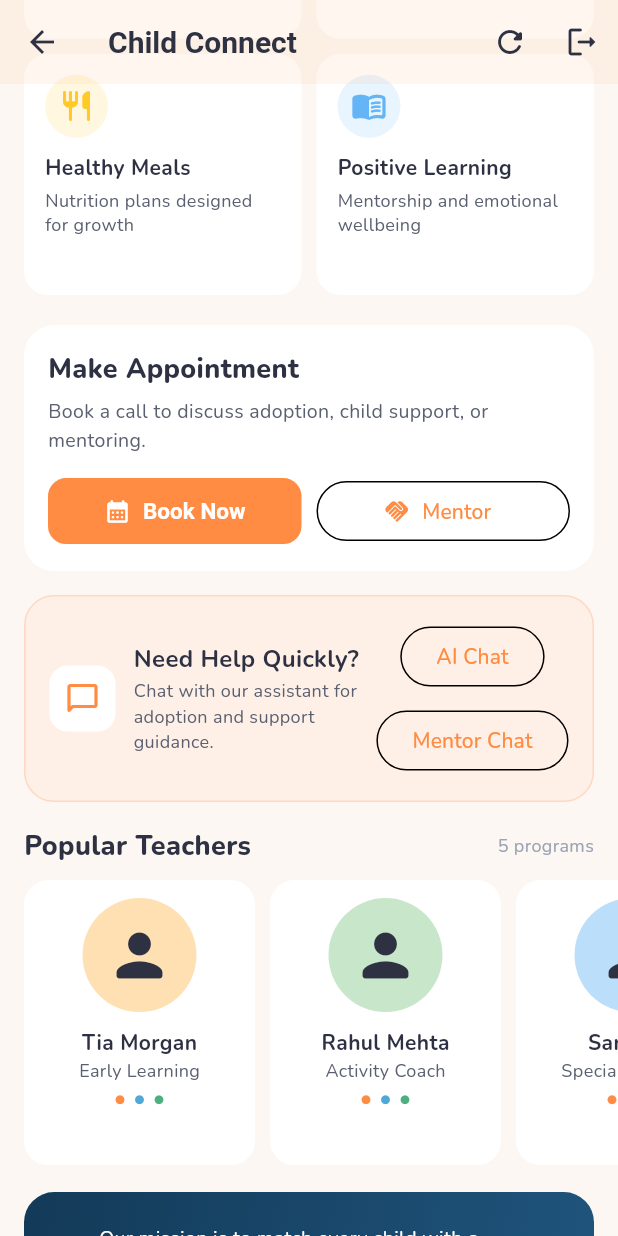
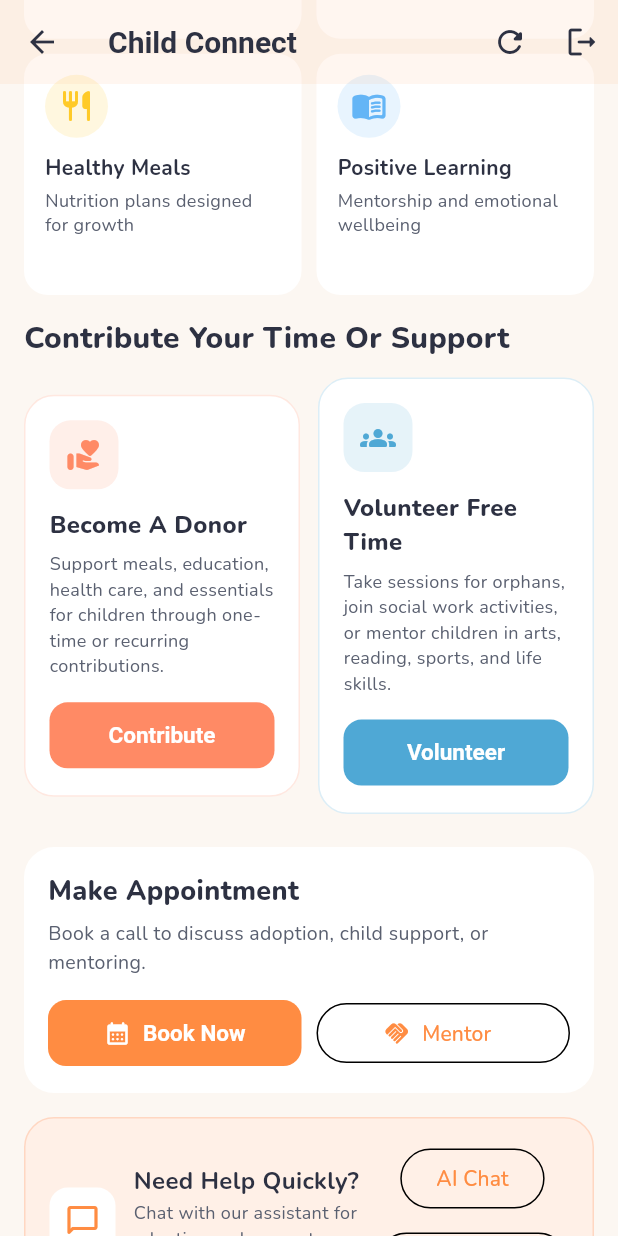
Before and after one commit to omspradippatil/child-connect, a Flutter app: the HomeScreen screen opened directly, scrolled down 576 dp, on a phone screen of 412 x 824 dp. Run offline on Flutter 3.47's test engine with Material 3 defaults, Android fonts, the phone set to English and light mode, and no system bars; our stand-ins replace flutter_dotenv, google_fonts, image_picker, shared_preferences, supabase_flutter; accounts and stored records are empty; network calls fail.

Commit message:
Add contribution cards & prefilled contact screen
Make ContactScreen configurable by adding pageTitle and initialMessage parameters and initialize the message controller in initState; app bar now displays the provided pageTitle. Add a new contribution section to HomeScreen with two _ContributionCard entries (Become A Donor and Volunteer Free Time). The donor card navigates to ContactScreen with a prefilled message to streamline donations; a new _ContributionCard widget was added to render these cards.

```diff
--- a/lib/screens/contact_screen.dart
+++ b/lib/screens/contact_screen.dart
@@ -5,7 +5,14 @@ import '../utils/validators.dart';
 import 'chatbot_screen.dart';
 
 class ContactScreen extends StatefulWidget {
-  const ContactScreen({super.key});
+  final String pageTitle;
+  final String? initialMessage;
+
+  const ContactScreen({
+    super.key,
+    this.pageTitle = 'Contact Us',
+    this.initialMessage,
+  });
 
   @override
   State<ContactScreen> createState() => _ContactScreenState();
@@ -18,6 +25,15 @@ class _ContactScreenState extends State<ContactScreen> {
   final _msgCtrl = TextEditingController();
   bool _submitted = false;
   bool _loading = false;
+
+  @override
+  void initState() {
+    super.initState();
+    final initialMessage = widget.initialMessage;
+    if (initialMessage != null && initialMessage.trim().isNotEmpty) {
+      _msgCtrl.text = initialMessage.trim();
+    }
+  }
 
   Future<void> _refreshScreen() async {
     if (!mounted) {
@@ -70,7 +86,7 @@ class _ContactScreenState extends State<ContactScreen> {
     return Scaffold(
       backgroundColor: AppTheme.bgWhite,
       appBar: AppBar(
-        title: const Text('Contact Us'),
+        title: Text(widget.pageTitle),
         actions: [
           IconButton(
             tooltip: 'Refresh screen',
--- a/lib/screens/home_screen.dart
+++ b/lib/screens/home_screen.dart
@@ -212,6 +212,63 @@ class _HomeScreenState extends State<HomeScreen> {
                   color: Color(0xFF64B5F6),
                 ),
               ],
+            ),
+          ),
+          const SliverToBoxAdapter(
+            child: Padding(
+              padding: EdgeInsets.fromLTRB(16, 10, 16, 0),
+              child: Text(
+                'Contribute Your Time Or Support',
+                style: TextStyle(
+                  fontSize: 20,
+                  fontWeight: FontWeight.w800,
+                  color: AppTheme.textDark,
+                ),
+              ),
+            ),
+          ),
+          SliverToBoxAdapter(
+            child: Padding(
+              padding: const EdgeInsets.fromLTRB(16, 12, 16, 6),
+              child: Row(
+                children: [
+                  Expanded(
+                    child: _ContributionCard(
+                      title: 'Become A Donor',
+                      description:
+                          'Support meals, education, health care, and essentials for children through one-time or recurring contributions.',
+                      icon: Icons.volunteer_activism_rounded,
+                      color: const Color(0xFFFF8A65),
+                      buttonLabel: 'Contribute',
+                      onPressed: () => Navigator.push(
+                        context,
+                        MaterialPageRoute(
+                          builder: (_) => const ContactScreen(
+                            pageTitle: 'Become a Donor',
+                            initialMessage:
+                                'I want to contribute as a donor/supporter. Please share the next steps for donation, sponsorship, or child support programs.',
+                          ),
+                        ),
+                      ),
+                    ),
+                  ),
+                  const SizedBox(width: 12),
+                  Expanded(
+                    child: _ContributionCard(
+                      title: 'Volunteer Free Time',
+                      description:
+                          'Take sessions for orphans, join social work activities, or mentor children in arts, reading, sports, and life skills.',
+                      icon: Icons.groups_rounded,
+                      color: const Color(0xFF4FA8D5),
+                      buttonLabel: 'Volunteer',
+                      onPressed: () => Navigator.push(
+                        context,
+                        MaterialPageRoute(builder: (_) => const MentorScreen()),
+                      ),
+                    ),
+                  ),
+                ],
+              ),
             ),
           ),
           SliverToBoxAdapter(
@@ -521,6 +578,77 @@ class _FacilityCard extends StatelessWidget {
   }
 }
 
+class _ContributionCard extends StatelessWidget {
+  final String title;
+  final String description;
+  final IconData icon;
+  final Color color;
+  final String buttonLabel;
+  final VoidCallback onPressed;
+
+  const _ContributionCard({
+    required this.title,
+    required this.description,
+    required this.icon,
+    required this.color,
+    required this.buttonLabel,
+    required this.onPressed,
+  });
+
+  @override
+  Widget build(BuildContext context) {
+    return Container(
+      padding: const EdgeInsets.all(16),
+      decoration: BoxDecoration(
+        color: Colors.white,
+        borderRadius: BorderRadius.circular(20),
+        border: Border.all(color: color.withValues(alpha: 0.2)),
+      ),
+      child: Column(
+        crossAxisAlignment: CrossAxisAlignment.start,
+        children: [
+          Container(
+            width: 46,
+            height: 46,
+            decoration: BoxDecoration(
+              color: color.withValues(alpha: 0.14),
+              borderRadius: BorderRadius.circular(14),
+            ),
+            child: Icon(icon, color: color),
+          ),
+          const SizedBox(height: 12),
+          Text(
+            title,
+            style: const TextStyle(
+              fontSize: 16,
+              fontWeight: FontWeight.w800,
+              color: AppTheme.textDark,
+            ),
+          ),
+          const SizedBox(height: 6),
+          Text(
+            description,
+            style: const TextStyle(
+              fontSize: 12,
+              color: AppTheme.textMedium,
+              height: 1.45,
+            ),
+          ),
+          const SizedBox(height: 14),
+          SizedBox(
+            width: double.infinity,
+            child: ElevatedButton(
+              onPressed: onPressed,
+              style: ElevatedButton.styleFrom(backgroundColor: color),
+              child: Text(buttonLabel),
+            ),
+          ),
+        ],
+      ),
+    );
+  }
+}
+
 class _TeacherCard extends StatelessWidget {
   final String name;
   final String role;
```
